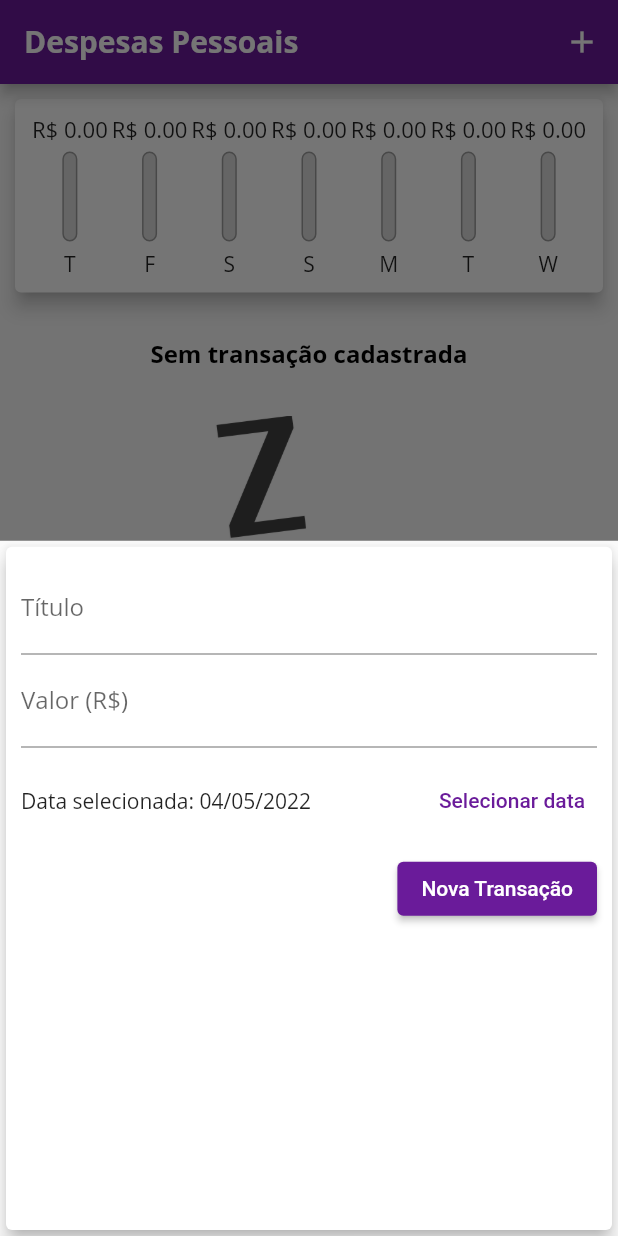
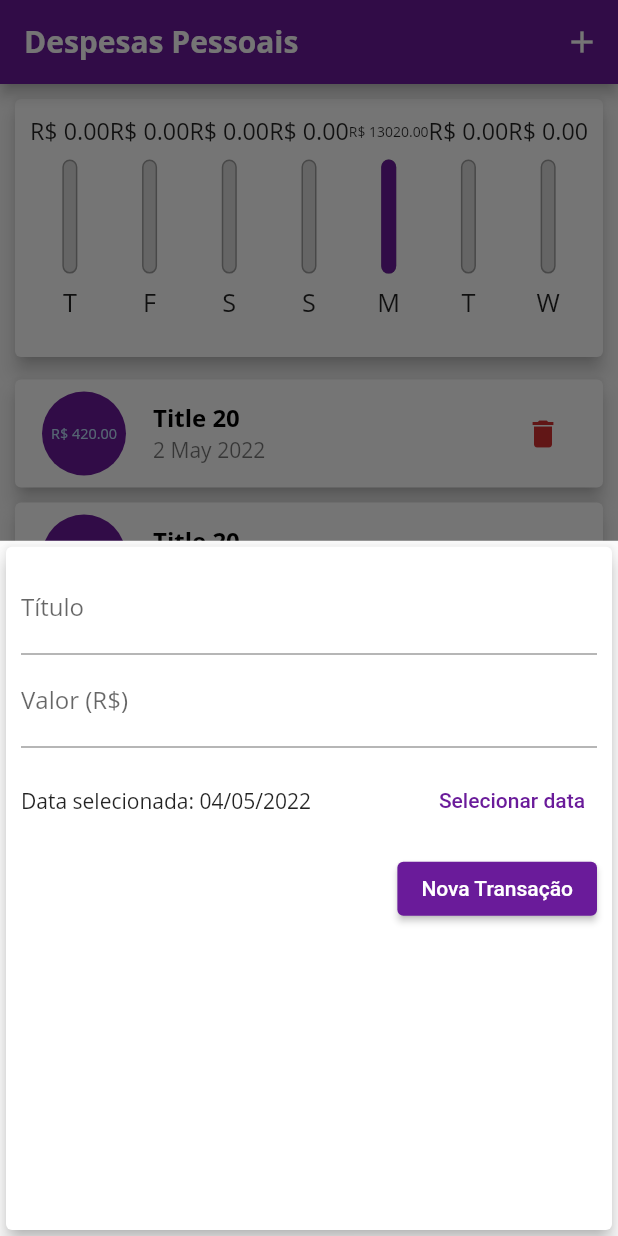
Before and after one commit to icarodavi/expenses, a Flutter app: the screen it shows after launch, after a tap on the "add" icon, on a phone screen of 412 x 824 dp. Run offline on Flutter 3.47's test engine with Material 2 defaults, Android fonts, the phone set to English and light mode, and no system bars.

Commit message:
Acessibilty and Usabilty

```diff
--- a/lib/components/chart_bar.dart
+++ b/lib/components/chart_bar.dart
@@ -9,18 +9,19 @@ class ChartBar extends StatelessWidget {
 
   @override
   Widget build(BuildContext context) {
+    return LayoutBuilder(builder: (ctx, constraints) {
       return Column(
         children: <Widget>[
           Container(
-          height: 20,
+            height: constraints.maxHeight * .15,
             child: FittedBox(
               child: Text('R\$ ${value!.toStringAsFixed(2)}'),
             ),
           ),
-        const SizedBox(height: 5),
+          SizedBox(height: constraints.maxHeight * .05),
           // ignore: sized_box_for_whitespace
           Container(
-          height: 60,
+            height: constraints.maxHeight * .5,
             width: 10,
             child: Stack(
               alignment: Alignment.bottomCenter,
@@ -42,9 +43,13 @@ class ChartBar extends StatelessWidget {
               ],
             ),
           ),
-        const SizedBox(height: 5),
-        Text(label!),
+          SizedBox(height: constraints.maxHeight * .05),
+          Container(
+            height: constraints.maxHeight * .15,
+            child: FittedBox(child: Text(label!)),
+          ),
         ],
       );
+    });
   }
 }
--- a/lib/components/transaction_list.dart
+++ b/lib/components/transaction_list.dart
@@ -10,9 +10,7 @@ class TransactionList extends StatelessWidget {
 
   @override
   Widget build(BuildContext context) {
-    return Container(
-      height: 500,
-      child: transactions.isEmpty
+    return transactions.isEmpty
         ? Column(
             children: [
               const SizedBox(height: 20),
@@ -66,7 +64,6 @@ class TransactionList extends StatelessWidget {
                 ),
               );
             },
-            ),
           );
   }
 }
--- a/lib/main.dart
+++ b/lib/main.dart
@@ -1,5 +1,6 @@
 import 'package:expenses/components/chart.dart';
 import 'package:flutter/material.dart';
+
 import 'dart:math';
 import 'components/transaction_form.dart';
 import 'components/transaction_list.dart';
@@ -32,6 +33,7 @@ class ExpensesApp extends StatelessWidget {
             titleTextStyle: TextStyle(
                 fontFamily: 'OpenSans',
                 fontSize: 20,
+                color: Colors.white,
                 fontWeight: FontWeight.bold),
           )),
     );
@@ -87,29 +89,44 @@ class _MyHomePageState extends State<MyHomePage> {
 
   @override
   Widget build(BuildContext context) {
+    // SystemChrome.setPreferredOrientations([DeviceOrientation.portraitUp]);
+    for (var i = 0; i <= 30; i++) {
+      _transaction.add(Transaction(
+        date: DateTime.now().subtract(Duration(days: Random().nextInt(7))),
+        id: Random().nextDouble().toString(),
+        title: 'Title ${Random().nextInt(100)}',
+        value: double.parse(Random().nextInt(1000).toString()),
+      ));
+    }
+    final appBar = AppBar(
+      backgroundColor: Theme.of(context).colorScheme.primary,
+      title: const Text('Despesas Pessoais'),
+      actions: <Widget>[
+        IconButton(
+          onPressed: () => _openTransactionFormModal(context),
+          icon: const Icon(Icons.add),
+          color: Colors.white,
+        ),
+      ],
+    );
+    final availableHeight = MediaQuery.of(context).size.height -
+        appBar.preferredSize.height -
+        MediaQuery.of(context).padding.top;
+
     return Scaffold(
-      appBar: AppBar(
-        backgroundColor: Theme.of(context).colorScheme.primary,
-        title: const Text('Despesas Pessoais'),
-        actions: <Widget>[
-          IconButton(
-              onPressed: () => _openTransactionFormModal(context),
-              icon: const Icon(Icons.add))
-        ],
-      ),
+      appBar: appBar,
       body: SingleChildScrollView(
         child: Column(
           mainAxisAlignment: MainAxisAlignment.spaceAround,
           crossAxisAlignment: CrossAxisAlignment.stretch,
           children: <Widget>[
-            Chart(_recentTransactions),
-            Column(
-              children: [
-                // TransactionForm(
-                //   _addTransaction,
-                // ),
-                TransactionList(_transaction, _removeTransaction),
-              ],
+            Container(
+              height: availableHeight * .25,
+              child: Chart(_recentTransactions),
+            ),
+            Container(
+              height: availableHeight * .75,
+              child: TransactionList(_transaction, _removeTransaction),
             ),
           ],
         ),
```
Lines whose indentation alone changed are shown as unchanged.
